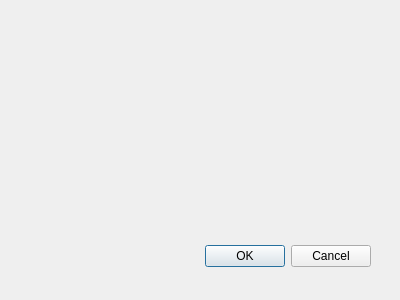
Old version of the form ui_helloplugin.ui in the repository ismailsunni/HelloPluginQGIS.
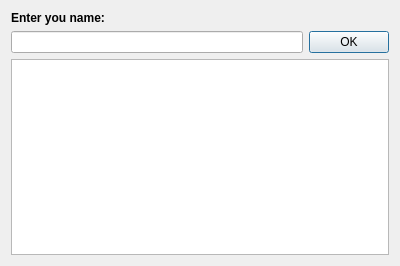
New version of the form.

```diff
--- a/ui_helloplugin.ui
+++ b/ui_helloplugin.ui
@@ -1,33 +1,53 @@
 <ui version="4.0" >
  <class>HelloPlugin</class>
- <widget class="QDialog" name="HelloPlugin" >
-  <property name="geometry" >
+ <widget class="QDialog" name="HelloPlugin">
+  <property name="geometry">
    <rect>
     <x>0</x>
     <y>0</y>
     <width>400</width>
-    <height>300</height>
+    <height>266</height>
    </rect>
   </property>
   <property name="windowTitle" >
    <string>HelloPlugin</string>
   </property>
-  <widget class="QDialogButtonBox" name="buttonBox" >
-   <property name="geometry" >
-    <rect>
-     <x>30</x>
-     <y>240</y>
-     <width>341</width>
-     <height>32</height>
-    </rect>
-   </property>
-   <property name="orientation" >
-    <enum>Qt::Horizontal</enum>
-   </property>
-   <property name="standardButtons" >
-    <set>QDialogButtonBox::Cancel|QDialogButtonBox::Ok</set>
-   </property>
-  </widget>
+  <property name="windowTitle">
+   <string>Hello Plugin</string>
+  </property>
+  <layout class="QFormLayout" name="formLayout">
+   <item row="0" column="0">
+    <widget class="QLabel" name="enterNameLabel">
+     <property name="font">
+      <font>
+       <family>Tahoma</family>
+       <weight>75</weight>
+       <bold>true</bold>
+      </font>
+     </property>
+     <property name="text">
+      <string>Enter you name:</string>
+     </property>
+    </widget>
+   </item>
+   <item row="1" column="0" colspan="2">
+    <layout class="QHBoxLayout" name="horizontalLayout">
+     <item>
+      <widget class="QLineEdit" name="nameLineEdit"/>
+     </item>
+     <item>
+      <widget class="QPushButton" name="OKPushButton">
+       <property name="text">
+        <string>OK</string>
+       </property>
+      </widget>
+     </item>
+    </layout>
+   </item>
+   <item row="2" column="0" colspan="2">
+    <widget class="QPlainTextEdit" name="outputPlainTextEdit"/>
+   </item>
+  </layout>
  </widget>
  <resources/>
  <connections>
```
Left out of the diff: 42 changed lines with no effect on the pictures.
